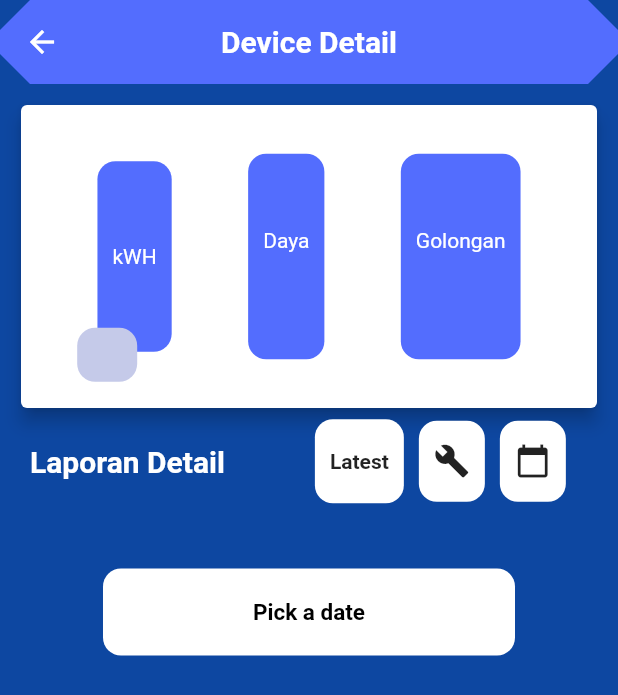
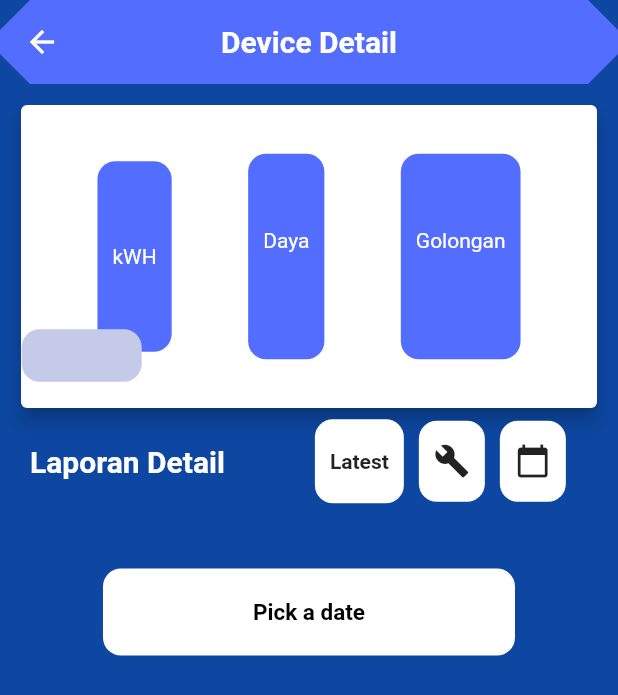
Before and after one commit to yanaidul/Tubessss, a Flutter app: the DetailMeteran screen opened directly with empty values, on a phone screen of 412 x 824 dp. Shown: the top 695 px of the screen. Run offline on Flutter 3.47's test engine with Material 2 defaults, Android fonts, the phone set to English and light mode, and no system bars.

Commit message:
Scrollable Device Detail

```diff
--- a/lib/MeteranContainer.dart
+++ b/lib/MeteranContainer.dart
@@ -57,14 +57,15 @@ class MeteranContrainer extends StatelessWidget {
                           ]),
                           Positioned(
                             bottom: -60,
-                            right: 13,
+                            right: 10,
                             child: Container(
                               decoration: BoxDecoration(
                                 shape: BoxShape.rectangle,
                                 color: Colors.indigo[100],
                                 borderRadius: BorderRadius.circular(12),
                               ),
-                              padding: EdgeInsets.fromLTRB(20, 10, 20, 10),
+                              width: 80.0,
+                              height: 35.0,
                               child: Row(
                                 mainAxisAlignment: MainAxisAlignment.spaceEvenly,
                                 children: [
--- a/lib/detailmeteran.dart
+++ b/lib/detailmeteran.dart
@@ -1,4 +1,6 @@
 import 'package:flutter/material.dart';
+import 'package:tubes/WaktuKWHContainer.dart';
+import 'package:tubes/waktukwh.dart';
 import 'meteran.dart';
 import 'MeteranContainer.dart';
 import 'package:intl/intl.dart';
@@ -10,6 +12,17 @@ class DetailMeteran extends StatefulWidget {
 }
 
 class _DetailMeteranState extends State<DetailMeteran> {
+
+  List<Waktukwh> daftarwaktukwh = [
+    Waktukwh(waktu: '00:00:00', kwh: '0KWH'),
+    Waktukwh(waktu: '00:00:00', kwh: '0KWH'),
+    Waktukwh(waktu: '00:00:00', kwh: '0KWH'),
+    Waktukwh(waktu: '00:00:00', kwh: '0KWH'),
+    Waktukwh(waktu: '00:00:00', kwh: '0KWH'),
+    Waktukwh(waktu: '00:00:00', kwh: '0KWH'),
+  ];
+
+
   DateTime _dateTime;
   String dateNow;
   Map data = {};
@@ -83,7 +96,8 @@ class _DetailMeteranState extends State<DetailMeteran> {
       ),
 
       body: ListView(
-          children: <Widget>[  Container(
+          children: <Widget>[
+          Container(
           padding: EdgeInsets.fromLTRB(10, 10, 10, 0),
           height: 220,
           width: double.maxFinite,
@@ -122,15 +136,18 @@ class _DetailMeteranState extends State<DetailMeteran> {
                               ]),
                               Positioned(
                                 bottom: -60,
-                                right: 13,
+                                right: 10,
                                 child: Container(
                                   decoration: BoxDecoration(
                                     shape: BoxShape.rectangle,
                                     color: Colors.indigo[100],
                                     borderRadius: BorderRadius.circular(12),
                                   ),
-                                  padding: EdgeInsets.fromLTRB(20, 10, 20, 10),
-                                  child: Row(children: [
+                                  width: 80.0,
+                                  height: 35.0,
+                                  child: Row(
+                                    mainAxisAlignment: MainAxisAlignment.spaceEvenly,
+                                    children: [
                                     Text(data['lokasi']),
                                   ],),
                                 ),
@@ -288,85 +305,17 @@ class _DetailMeteranState extends State<DetailMeteran> {
                 ),
               ],
             ),
-            SizedBox(height: 50),
-            Row(
-              mainAxisAlignment: MainAxisAlignment.spaceEvenly,
-              children: <Widget> [
-                Visibility(
-                  visible: tcVisibility,
-                child: Container(
-                  decoration: BoxDecoration(
-                    shape: BoxShape.rectangle,
-                    color: Colors.white,
-                    borderRadius: BorderRadius.circular(12),
-                  ),
-                  padding: EdgeInsets.fromLTRB(10, 10, 0, 10),
-                  child: Row (children: [
-                  Column (
-                    crossAxisAlignment: CrossAxisAlignment.start,
-                    children: [
-                    Text('Pemakaian Hari Ini'),
-                    Text(
-                      data['watt'] + ' kWH',
-                      style: TextStyle(
-                        fontSize: 40.0,
-                        color: Colors.indigoAccent,
-                        fontWeight: FontWeight.bold,
-                      ),)
-                  ],),
-                    SizedBox(width: 140),
-                  Container(
-                    padding: EdgeInsets.fromLTRB(0, 10, 5, 10),
-                    child: Icon(
-                        Icons.bolt,
-                        size : 50,
-                    ) ,
-                    )
-                    ],)
-                ),
-                ),
-              ],
-            ),
             SizedBox(height: 25),
-            Row(
-              mainAxisAlignment: MainAxisAlignment.spaceEvenly,
-              children: <Widget> [
-                Visibility(
-                  visible: tcVisibility,
-                  child: Container(
-                      decoration: BoxDecoration(
-                        shape: BoxShape.rectangle,
-                        color: Colors.white,
-                        borderRadius: BorderRadius.circular(12),
-                      ),
-                      padding: EdgeInsets.fromLTRB(10, 10, 0, 10),
-                      child: Row (children: [
-                        Column (
-                          crossAxisAlignment: CrossAxisAlignment.start,
-                          children: [
-                            Text('Perbedaan Pemakaian'),
-                            Text(
-                              '0' + ' kWH',
-                              style: TextStyle(
-                                fontSize: 40.0,
-                                color: Colors.greenAccent,
-                                fontWeight: FontWeight.bold,
-                              ),)
-                          ],),
-                        SizedBox(width: 140),
-                        Container(
-                          padding: EdgeInsets.fromLTRB(25, 10, 5, 10),
-                          child: Icon(
-                            Icons.offline_bolt_outlined,
-                            size : 50,
-                          ) ,
-                        )
-                      ],)
-                  ),
-                ),
-              ],
+            Visibility(
+            visible: tcVisibility,
+            child: Container(
+              child: Column(
+                children: daftarwaktukwh.map((waktukwh) => WaktuKWHContainer(waktukwh : waktukwh)).toList(),
+              )
             )
-      ]
+            )
+
+      ],
     ),
     );
   }
--- /dev/null
+++ b/lib/waktukwh.dart
@@ -0,0 +1,8 @@
+class Waktukwh {
+
+  String waktu;
+  String kwh;
+
+  Waktukwh({ this.waktu, this.kwh });
+
+}
```
Also changed, not shown: lib/WaktuKWHContainer.dart (added, +69 -0 lines), lib/home.dart (+3 -24 lines).
